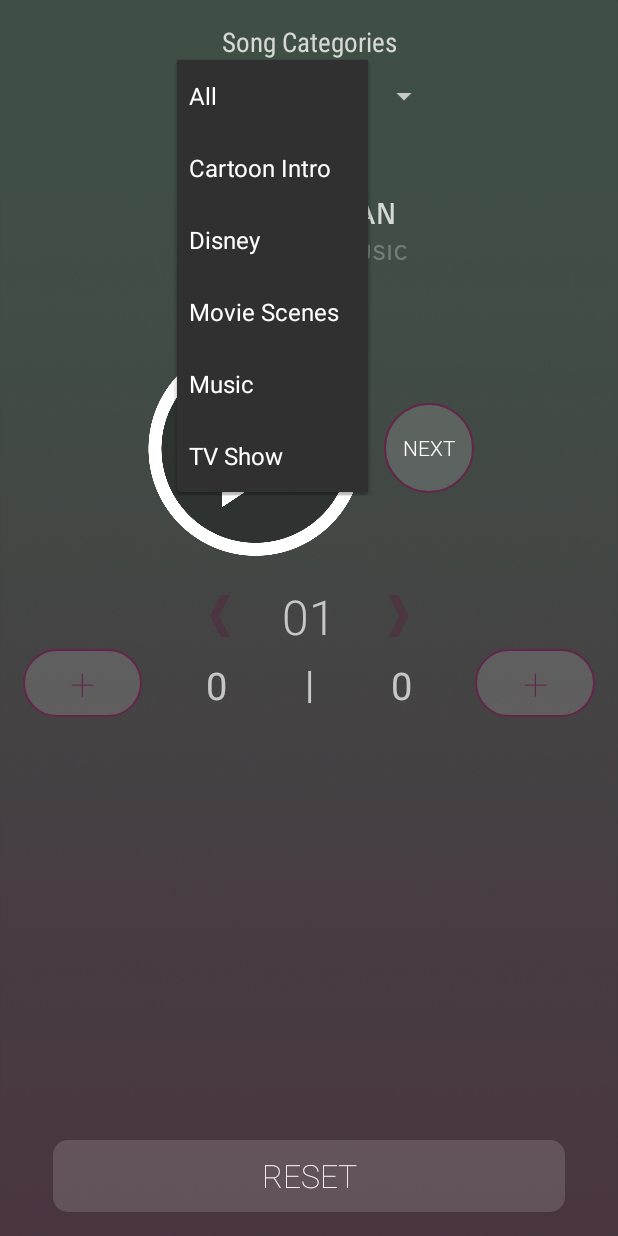
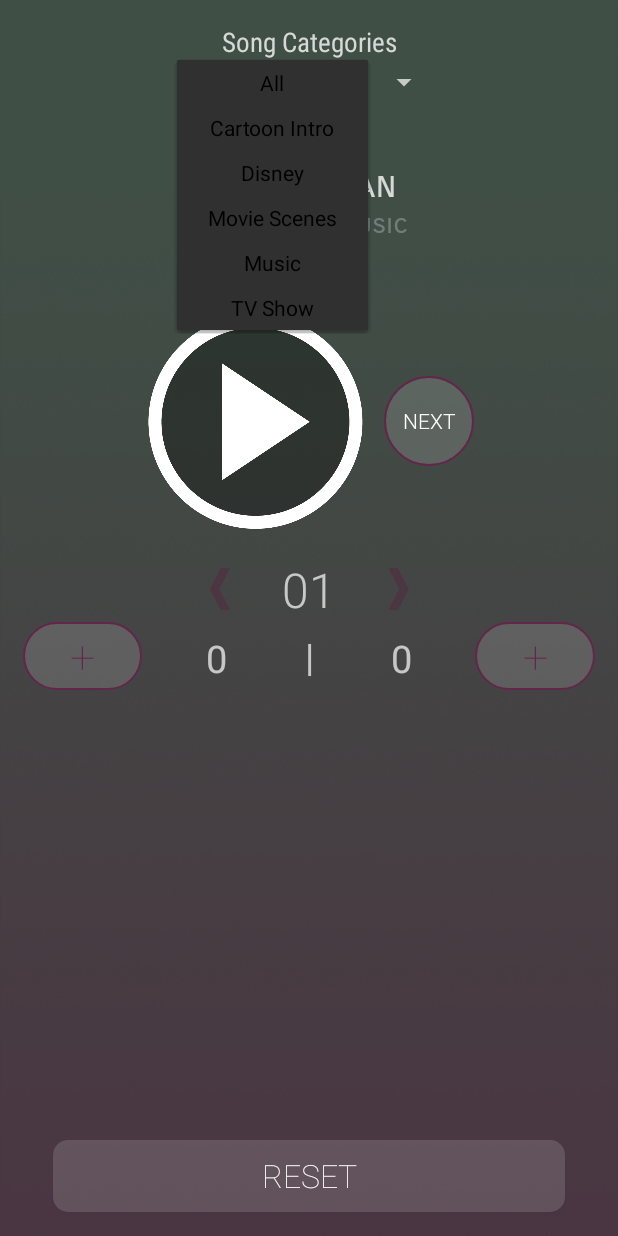
Before and after one commit to trietias/SongSnippets, an Android app: the screen it shows after launch (MainActivity), after a tap on "All", on a phone screen of 412 x 824 dp. Run offline under Robolectric (Android 15) with nearby library versions, the phone set to English and light mode, and no system bars.

Commit message:
Custom list view

```diff
--- a/app/src/main/java/com/tmk/songsnippets/MainActivity.java
+++ b/app/src/main/java/com/tmk/songsnippets/MainActivity.java
@@ -6,7 +6,9 @@ import android.media.MediaPlayer;
 import android.os.Handler;
 import android.support.v7.app.AppCompatActivity;
 import android.os.Bundle;
+import android.view.Gravity;
 import android.view.View;
+import android.view.ViewGroup;
 import android.widget.AdapterView;
 import android.widget.ArrayAdapter;
 import android.widget.Spinner;
@@ -56,7 +58,19 @@ public class MainActivity extends AppCompatActivity {
         initialSetUp();
 
         categorySpinner = (Spinner)findViewById(R.id.categorySpinner);
-        ArrayAdapter<String> categoryAdapter = new ArrayAdapter<String>(this, android.R.layout.simple_spinner_dropdown_item, categoryList);
+        ArrayAdapter<String> categoryAdapter = new ArrayAdapter<String>(this, R.layout.custom_center_spinner, categoryList) {
+            public View getView(int position, View convertView,ViewGroup parent) {
+                View v = super.getView(position, convertView, parent);
+                ((TextView) v).setGravity(Gravity.CENTER);
+                return v;
+            }
+
+            public View getDropDownView(int position, View convertView,ViewGroup parent) {
+                View v = super.getDropDownView(position, convertView,parent);
+                ((TextView) v).setGravity(Gravity.CENTER);
+                return v;
+            }
+        };
         categorySpinner.setAdapter(categoryAdapter);
         categorySpinner.setOnItemSelectedListener(new AdapterView.OnItemSelectedListener() {
             @Override
--- /dev/null
+++ b/app/src/main/res/layout/custom_center_spinner.xml
@@ -0,0 +1,9 @@
+<?xml version="1.0" encoding="utf-8"?>
+<TextView xmlns:android="http://schemas.android.com/apk/res/android"
+    android:layout_height="fill_parent"
+    android:layout_width="fill_parent"
+    android:gravity="center"
+    android:textColor="#000000"
+    android:text="Sample Text"
+    android:paddingBottom="5dp"
+    android:paddingTop="5dp" />
```
